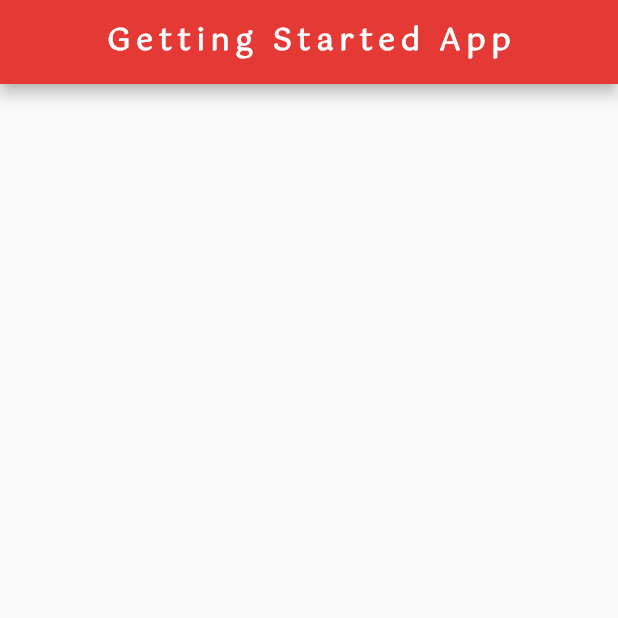
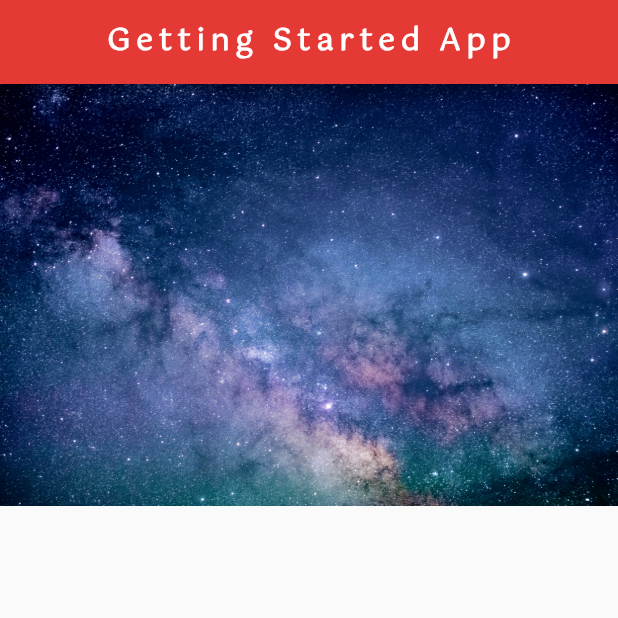
Before and after one commit to brentjeffson/flutter-getting_started_app, a Flutter app: the screen it shows after launch, on a phone screen of 412 x 824 dp, the top half of it. Run offline on Flutter 3.47's test engine with Material 2 defaults, Android fonts, the phone set to English and light mode, and no system bars.

```diff
--- a/lib/main.dart
+++ b/lib/main.dart
@@ -21,6 +21,7 @@ class Home extends StatelessWidget {
         centerTitle: true,
         backgroundColor: Colors.red[600],
       ),
+      body: Image.asset("assets/space-1.jpg"),
     );
   }
 }
```
